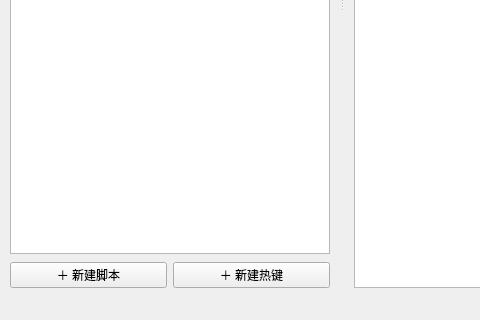
Qt form hotkey/ui/forms/main_window.ui (Qiuxile/HotKey) before a commit; both pictures show x 0 to 480 and y 320 to 640 of the 1120 by 640 pixel window.
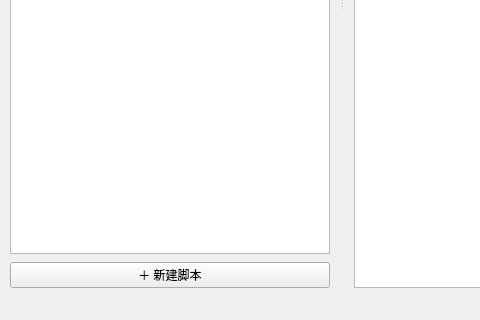
The same form after that commit. Custom widgets are drawn as their Qt base class.

Commit message: revert: restore one hotkey per .hk file

The edit to the form file:
```diff
--- a/hotkey/ui/forms/main_window.ui
+++ b/hotkey/ui/forms/main_window.ui
@@ -106,28 +106,11 @@
          </widget>
         </item>
         <item>
-         <layout class="QHBoxLayout" name="newScriptRow">
-          <property name="spacing">
-           <number>6</number>
-          </property>
-          <item>
            <widget class="QPushButton" name="btnNewScript">
             <property name="text">
              <string>＋ 新建脚本</string>
             </property>
            </widget>
-          </item>
-          <item>
-           <widget class="QPushButton" name="btnNewHotkey">
-            <property name="text">
-             <string>＋ 新建热键</string>
-            </property>
-            <property name="toolTip">
-             <string>在当前 .hk 文件中追加一个热键</string>
-            </property>
-           </widget>
-          </item>
-         </layout>
         </item>
        </layout>
       </widget>
```
Lines whose indentation alone changed are shown as unchanged. The commit also changes 10 other files.
